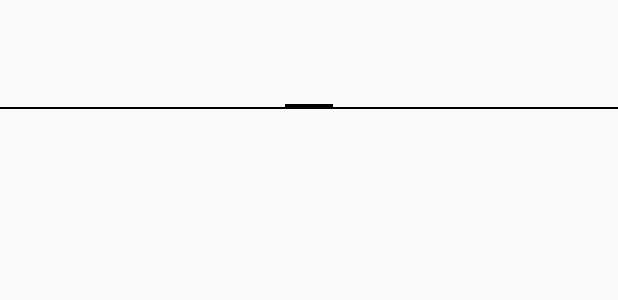
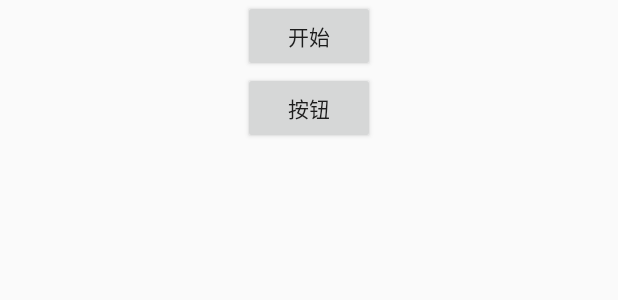
Before and after one commit to hqian5/LearnAndroid, an Android app: the layout activity_main.xml on its own in the app's theme, with its tools: preview values and no code run, on a phone screen of 412 x 824 dp. Shown: the top 300 px of the screen. Run offline under Robolectric (Android 15) with nearby library versions, the phone set to English and light mode, and no system bars.

Commit message:
基于回调的事件传播：监听器->view组件的回调方法->Activity的回调方法

```diff
--- /dev/null
+++ b/app/src/main/java/com/example/demo1/view/MyButton.java
@@ -0,0 +1,32 @@
+package com.example.demo1.view;
+
+import android.content.Context;
+import android.util.AttributeSet;
+import android.util.Log;
+import android.view.KeyEvent;
+import android.view.MotionEvent;
+
+public class MyButton extends androidx.appcompat.widget.AppCompatButton {
+
+    private static final String TAG = "MyButton";
+
+    public MyButton(Context context, AttributeSet attrs) {
+        super(context, attrs);
+    }
+
+    @Override
+    public boolean onKeyDown(int keyCode, KeyEvent event) {
+        super.onKeyDown(keyCode, event);
+        Log.i(TAG, "MyButton重写的onKeyDown被调用");
+        return false;
+    }
+
+    @Override
+    public boolean onTouchEvent(MotionEvent event) {
+        super.onTouchEvent(event);
+        if (event.getAction() == MotionEvent.ACTION_DOWN) {
+            Log.i(TAG, "MyButton重写的onTouchEvent被调用");
+        }
+        return false;
+    }
+}
--- a/app/src/main/res/layout/activity_main.xml
+++ b/app/src/main/res/layout/activity_main.xml
@@ -4,83 +4,20 @@
     xmlns:tools="http://schemas.android.com/tools"
     android:layout_width="match_parent"
     android:layout_height="match_parent"
-    tools:context=".activity.MainActivity"
     android:orientation="vertical">
 
-    <Button
-        android:id="@+id/btn_start"
-        android:layout_width="match_parent"
-        android:layout_height="wrap_content"
-        android:text="contextMenu"
-        android:layout_gravity="center_horizontal"
-        android:textAllCaps="false"
-        android:visibility="gone" />
-
-    <Button
-        android:id="@+id/btn_end"
-        android:layout_width="match_parent"
-        android:layout_height="wrap_content"
-        android:text="popupMenu"
-        android:layout_gravity="center_horizontal"
-        android:textAllCaps="false"
-        android:visibility="gone" />
-
-    <Button
-        android:id="@+id/btn_dialog3"
+    <com.example.demo1.view.MyButton
+        android:id="@+id/bt_my0"
         android:layout_width="wrap_content"
         android:layout_height="wrap_content"
-        android:text="可以更新的ProgressDialog"
-        android:layout_gravity="center_horizontal"
-        android:textAllCaps="false"
-        android:visibility="gone" />
+        android:text="开始"
+        android:layout_gravity="center" />
 
-    <Button
-        android:id="@+id/btn_dialog4"
+    <com.example.demo1.view.MyButton
+        android:id="@+id/bt_my"
         android:layout_width="wrap_content"
         android:layout_height="wrap_content"
-        android:text="日期选择Dialog"
-        android:layout_gravity="center_horizontal"
-        android:textAllCaps="false"
-        android:visibility="gone" />
-
-    <Button
-        android:id="@+id/btn_dialog_diy"
-        android:layout_width="wrap_content"
-        android:layout_height="wrap_content"
-        android:text="时间选择Dialog"
-        android:layout_gravity="center_horizontal"
-        android:textAllCaps="false"
-        android:visibility="gone" />
-
-    <ImageView
-        android:layout_width="wrap_content"
-        android:layout_height="wrap_content"
-        android:id="@+id/iv_img"
-        android:layout_gravity="center_horizontal"
-        android:visibility="gone" />
-
-    <TextView
-        android:layout_width="match_parent"
-        android:layout_height="wrap_content"
-        android:textSize="30sp"
-        android:id="@+id/tv_main_title"
-        android:gravity="center" />
-
-    <androidx.viewpager.widget.ViewPager
-        android:layout_width="match_parent"
-        android:layout_height="match_parent"
-        android:id="@+id/vp">
-
-        <!--        <androidx.viewpager.widget.PagerTitleStrip-->
-        <!--            android:layout_width="match_parent"-->
-        <!--            android:layout_height="wrap_content"-->
-        <!--            android:id="@+id/pts_title" />-->
-
-        <androidx.viewpager.widget.PagerTabStrip
-            android:layout_width="match_parent"
-            android:layout_height="wrap_content"
-            android:id="@+id/pts_tab" />
-
-    </androidx.viewpager.widget.ViewPager>
+        android:text="按钮"
+        android:layout_gravity="center" />
 
 </LinearLayout>
```
Also changed, not shown: app/src/main/java/com/example/demo1/activity/MainActivity.java (+36 -36 lines).
